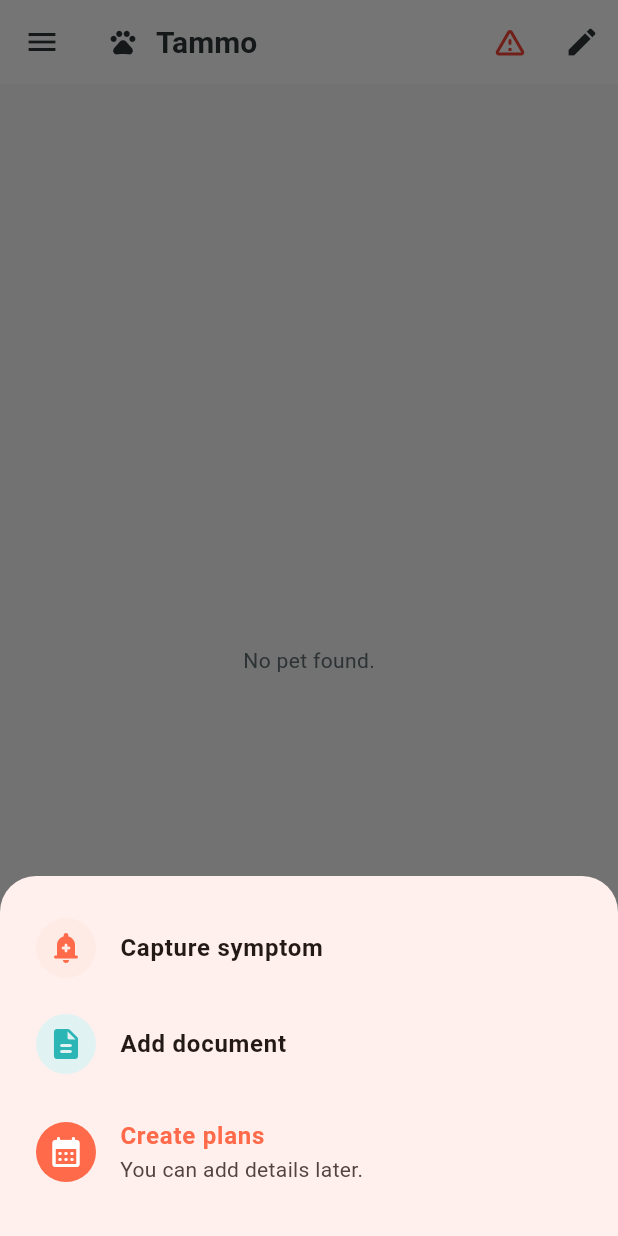
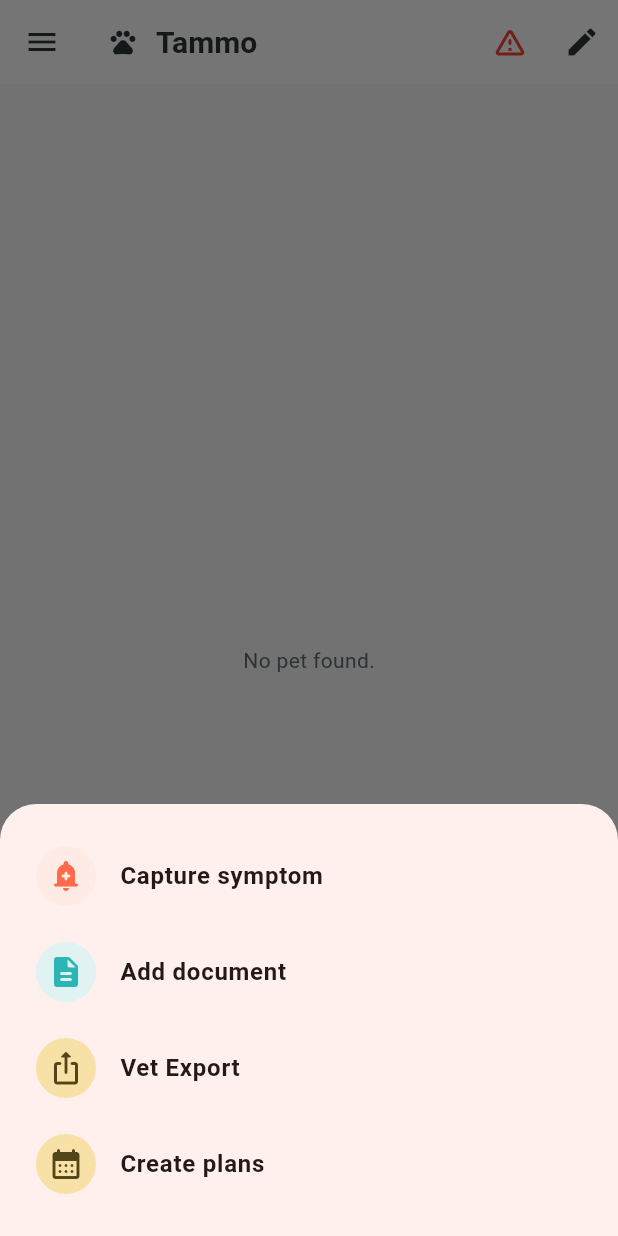
Before and after one commit to sk4ndal-commits/tammo, a Flutter app: the HomeScreen screen opened by its route, after a tap on "Capture", on a phone screen of 412 x 824 dp. Run offline on Flutter 3.47's test engine with Material 3 defaults, Android fonts, the phone set to English and light mode, and no system bars; our stand-ins replace drift, file_picker, flutter_local_notifications, flutter_riverpod, go_router, image_picker and 4 more; accounts and stored records are empty; generated files the repository leaves out were written again.

Commit message:
Enhance localization and UI across multiple screens, add new translation keys, refine notification handling and scheduling, and improve export logic with bulk selection options.

```diff
--- a/lib/features/feeding/data/drift_feeding_repository.dart
+++ b/lib/features/feeding/data/drift_feeding_repository.dart
@@ -18,8 +18,8 @@ class DriftFeedingRepository implements FeedingRepository {
   }
 
   @override
-  Future<void> saveFeedingSchedule(FeedingSchedule schedule) async {
-    await _db.into(_db.feedingSchedules).insert(
+  Future<int> saveFeedingSchedule(FeedingSchedule schedule) async {
+    return _db.into(_db.feedingSchedules).insert(
           db.FeedingSchedulesCompanion.insert(
             petId: schedule.petId,
             foodType: schedule.foodType,
--- a/lib/features/feeding/domain/feeding_repository.dart
+++ b/lib/features/feeding/domain/feeding_repository.dart
@@ -2,7 +2,7 @@ import '../domain/feeding.dart';
 
 abstract class FeedingRepository {
   Future<List<FeedingSchedule>> getFeedingSchedules(String petId);
-  Future<void> saveFeedingSchedule(FeedingSchedule schedule);
+  Future<int> saveFeedingSchedule(FeedingSchedule schedule);
   Future<void> updateFeedingSchedule(FeedingSchedule schedule);
   Future<void> deleteFeedingSchedule(int id);
   Future<List<FeedingCheckIn>> getCheckInsForSchedule(int scheduleId);
--- a/lib/l10n/app_de.arb
+++ b/lib/l10n/app_de.arb
@@ -45,6 +45,7 @@
   "eventDateLabel": "Datum & Uhrzeit",
   "frequencyLabel": "Häufigkeit (pro Tag)",
   "capture": "Erfassen",
+  "addEntry": "Eintrag hinzufügen",
   "delete": "Löschen",
   "statisticsTitle": "Verlaufsübersicht",
   "periodLast7Days": "Letzte 7 Tage",
@@ -159,6 +160,8 @@
       }
     }
   },
+  "selectAll": "Alle auswählen",
+  "deselectAll": "Auswahl aufheben",
   "switchPet": "Tier wechseln",
   "addAnotherPet": "Weiteres Tier hinzufügen",
   "managePets": "Tiere verwalten",
--- a/lib/l10n/app_en.arb
+++ b/lib/l10n/app_en.arb
@@ -77,6 +77,7 @@
   "eventDateLabel": "Date & Time",
   "frequencyLabel": "Frequency (per day)",
   "capture": "Capture",
+  "addEntry": "Add entry",
   "delete": "Delete",
   "statisticsTitle": "Symptom Overview",
   "periodLast7Days": "Last 7 Days",
@@ -191,6 +192,8 @@
       }
     }
   },
+  "selectAll": "Select all",
+  "deselectAll": "Deselect all",
   "switchPet": "Switch pet",
   "addAnotherPet": "Add another pet",
   "managePets": "Manage pets",
--- a/lib/l10n/app_localizations.dart
+++ b/lib/l10n/app_localizations.dart
@@ -367,6 +367,12 @@ abstract class AppLocalizations {
   /// In en, this message translates to:
   /// **'Capture'**
   String get capture;
+
+  /// No description provided for @addEntry.
+  ///
+  /// In en, this message translates to:
+  /// **'Add entry'**
+  String get addEntry;
 
   /// No description provided for @delete.
   ///
@@ -908,6 +914,18 @@ abstract class AppLocalizations {
   /// **'Period: {start} to {end}'**
   String reportPeriod(String start, String end);
 
+  /// No description provided for @selectAll.
+  ///
+  /// In en, this message translates to:
+  /// **'Select all'**
+  String get selectAll;
+
+  /// No description provided for @deselectAll.
+  ///
+  /// In en, this message translates to:
+  /// **'Deselect all'**
+  String get deselectAll;
+
   /// No description provided for @switchPet.
   ///
   /// In en, this message translates to:
--- a/lib/ui/screens/home_screen.dart
+++ b/lib/ui/screens/home_screen.dart
@@ -150,24 +150,13 @@ class _HomeScreenState extends ConsumerState<HomeScreen> {
       ),
       floatingActionButton: FloatingActionButton.extended(
         onPressed: () {
-          final medicationState = ref.read(medicationControllerProvider);
-          final feedingState = ref.read(feedingControllerProvider);
-
-          final hasActivePlans = medicationState.maybeWhen(
-            data: (plans) => plans.any((p) => p.isActive),
-            orElse: () => true,
-          ) || feedingState.maybeWhen(
-            data: (plans) => plans.any((p) => p.isActive),
-            orElse: () => true,
-          );
-
           showModalBottomSheet<void>(
             context: context,
             shape: const RoundedRectangleBorder(
               borderRadius: BorderRadius.vertical(top: Radius.circular(24)),
             ),
             builder: (context) => SafeArea(
-              child: Padding(
+              child: SingleChildScrollView(
                 padding: const EdgeInsets.symmetric(vertical: 20, horizontal: 8),
                 child: Column(
                   mainAxisSize: MainAxisSize.min,
@@ -198,27 +187,37 @@ class _HomeScreenState extends ConsumerState<HomeScreen> {
                     const SizedBox(height: 8),
                     ListTile(
                       leading: CircleAvatar(
-                        backgroundColor: hasActivePlans
-                            ? Theme.of(context).colorScheme.surfaceContainerHighest
-                            : Theme.of(context).colorScheme.primary,
+                        backgroundColor: Theme.of(context).colorScheme.tertiaryContainer,
+                        child: Icon(Icons.ios_share_rounded, color: Theme.of(context).colorScheme.onTertiaryContainer),
+                      ),
+                      title: Text(l10n.exportTitle, style: const TextStyle(fontWeight: FontWeight.bold)),
+                      onTap: () {
+                        context.pop();
+                        context.push('/export');
+                      },
+                    ),
+                    const SizedBox(height: 8),
+                    ListTile(
+                      leading: CircleAvatar(
+                        backgroundColor: Theme.of(context).colorScheme.tertiaryContainer,
                         child: Icon(
                           Icons.calendar_month_rounded,
-                          color: hasActivePlans
-                              ? Theme.of(context).colorScheme.onSurfaceVariant
-                              : Theme.of(context).colorScheme.onPrimary,
+                          color: Theme.of(context).colorScheme.onTertiaryContainer,
                         ),
                       ),
                       title: Text(
                         l10n.createPlans,
-                        style: TextStyle(
+                        style: const TextStyle(
                           fontWeight: FontWeight.bold,
-                          color: hasActivePlans ? null : Theme.of(context).colorScheme.primary,
                         ),
                       ),
-                      subtitle: hasActivePlans ? null : Text(l10n.onboardingHint), // "Du kannst Details später ergänzen" works as a hint here
                       onTap: () {
                         context.pop();
-                        if (hasActivePlans) {
+                        final medState = ref.read(medicationControllerProvider).valueOrNull ?? [];
+                        final feedState = ref.read(feedingControllerProvider).valueOrNull ?? [];
+                        final hasAnyPlans = medState.isNotEmpty || feedState.isNotEmpty;
+
+                        if (hasAnyPlans) {
                           context.push('/plans');
                         } else {
                           // Show selection dialog
@@ -226,7 +225,8 @@ class _HomeScreenState extends ConsumerState<HomeScreen> {
                             context: context,
                             builder: (context) => AlertDialog(
                               title: Text(l10n.createPlans),
-                              content: Column(
+                              content: SingleChildScrollView(
+                                child: Column(
                                   mainAxisSize: MainAxisSize.min,
                                   children: [
                                     ListTile(
@@ -246,6 +246,7 @@ class _HomeScreenState extends ConsumerState<HomeScreen> {
                                       },
                                     ),
                                   ],
+                                ),
                               ),
                             ),
                           );
```
Also changed, not shown: lib/core/notification_service.dart (+34 -5 lines), lib/features/export/application/export_service.dart (+40 -32 lines), lib/features/feeding/application/feeding_controller.dart (+5 -7 lines), lib/l10n/app_localizations_de.dart (+9 -0 lines), lib/l10n/app_localizations_en.dart (+9 -0 lines), lib/ui/screens/export_screen.dart (+42 -4 lines), lib/ui/screens/feeding_plan_screen.dart (+2 -22 lines), lib/ui/screens/medication_plan_screen.dart (+2 -22 lines), lib/ui/screens/plan_list_screen.dart (+42 -0 lines), 5 other files. Lines whose indentation alone changed are shown as unchanged.
